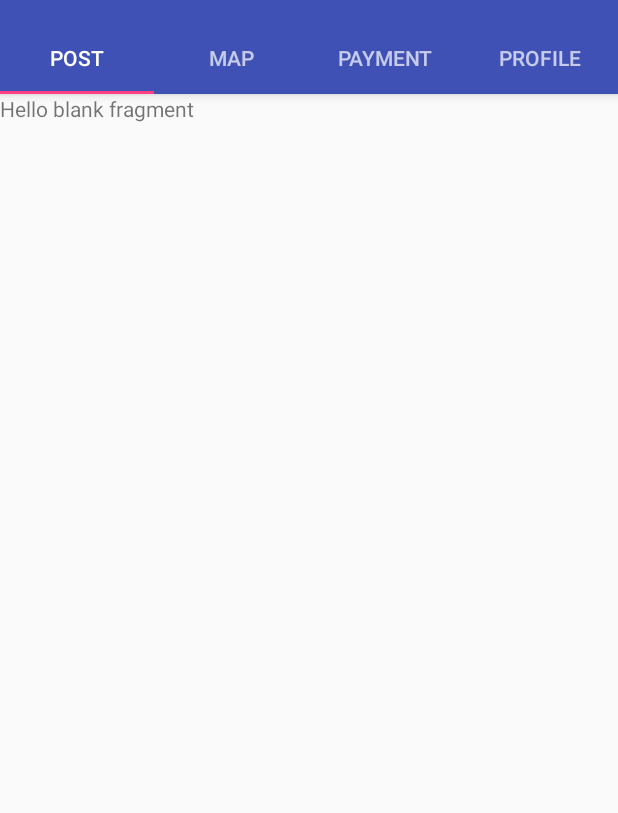
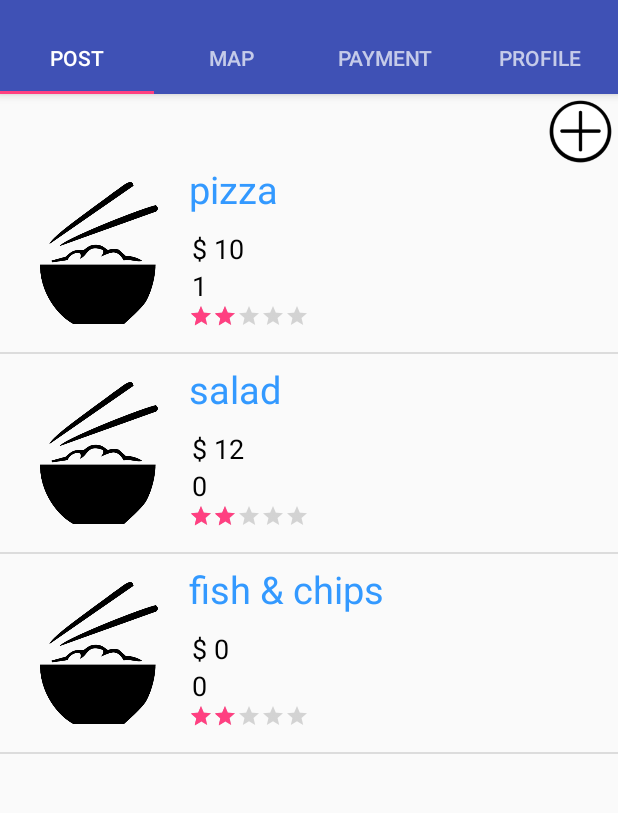
Before and after one commit to louis-xu-ustc/EasyOrder_Android, an Android app: the RetailerPostFragment screen opened directly, with no data from a screen before it, on a phone screen of 412 x 824 dp, the part 74-887 px from its top. Run offline under Robolectric (Android 15) with nearby library versions, the phone set to English and light mode, and no system bars.

Commit message:
[yunpengx]addr post fragment vie for retailer sidew

```diff
--- a/EasyOrder_Android/app/src/main/java/edu/cmu/EasyOrder_Android/DishListAdapter.java
+++ b/EasyOrder_Android/app/src/main/java/edu/cmu/EasyOrder_Android/RetailerDishListAdapter.java
@@ -14,10 +14,10 @@ import java.util.ArrayList;
  * Created by yunpengx on 7/8/17.
  */
 
-public class DishListAdapter extends ArrayAdapter<Dish> {
+public class RetailerDishListAdapter extends ArrayAdapter<Dish> {
     ArrayList<Dish> dishArrayList = new ArrayList<>();
 
-    public DishListAdapter(Context context, int textViewResourceId, ArrayList<Dish> objects) {
+    public RetailerDishListAdapter(Context context, int textViewResourceId, ArrayList<Dish> objects) {
         super(context, textViewResourceId, objects);
         dishArrayList = objects;
     }
@@ -31,16 +31,16 @@ public class DishListAdapter extends ArrayAdapter<Dish> {
     public View getView(int pos, View convertView, ViewGroup parent) {
         View v = convertView;
         LayoutInflater inflater = (LayoutInflater) getContext().getSystemService(Context.LAYOUT_INFLATER_SERVICE);
-        v = inflater.inflate(R.layout.dish_list_view, null);
+        v = inflater.inflate(R.layout.retailer_dish_list_view, null);
         Dish dish = dishArrayList.get(pos);
 
-        ImageView imageView = (ImageView) v.findViewById(R.id.dish_image);
+        ImageView imageView = (ImageView) v.findViewById(R.id.retailer_dish_image);
         imageView.setImageResource(R.drawable.default_dish_icon);
-        TextView dishName = (TextView) v.findViewById(R.id.dish_name);
+        TextView dishName = (TextView) v.findViewById(R.id.retailer_dish_name);
         dishName.setText(dish.getName());
-        TextView dishPrice = (TextView) v.findViewById(R.id.dish_price);
+        TextView dishPrice = (TextView) v.findViewById(R.id.retailer_dish_price);
         dishPrice.setText(new StringBuilder().append("$ ").append(String.valueOf(dish.getPrice())).toString());
-        TextView dishQuantity = (TextView) v.findViewById(R.id.dish_quantity);
+        TextView dishQuantity = (TextView) v.findViewById(R.id.retailer_dish_quantity);
         dishQuantity.setText(String.valueOf(dish.getQuantity()));
 
         return v;
--- a/EasyOrder_Android/app/src/main/java/edu/cmu/EasyOrder_Android/RetailerPostFragment.java
+++ b/EasyOrder_Android/app/src/main/java/edu/cmu/EasyOrder_Android/RetailerPostFragment.java
@@ -7,6 +7,10 @@ import android.support.v4.app.Fragment;
 import android.view.LayoutInflater;
 import android.view.View;
 import android.view.ViewGroup;
+import android.widget.ArrayAdapter;
+import android.widget.ListView;
+
+import java.util.ArrayList;
 
 
 /**
@@ -28,6 +32,9 @@ public class RetailerPostFragment extends Fragment {
     private String mParam2;
 
     private OnFragmentInteractionListener mListener;
+    private ArrayAdapter dishAdapter;
+    private ListView mListView;
+    ArrayList<Dish> dishArrayList;
 
     public RetailerPostFragment() {
         // Required empty public constructor
@@ -58,13 +65,20 @@ public class RetailerPostFragment extends Fragment {
             mParam1 = getArguments().getString(ARG_PARAM1);
             mParam2 = getArguments().getString(ARG_PARAM2);
         }
+        dishArrayList = new ArrayList<>();
+        //FIXME
+        fillFakeDishArrayList();
     }
 
     @Override
     public View onCreateView(LayoutInflater inflater, ViewGroup container,
                              Bundle savedInstanceState) {
         // Inflate the layout for this fragment
-        return inflater.inflate(R.layout.retailer_fragment_post, container, false);
+        View rootView = inflater.inflate(R.layout.retailer_fragment_post, container, false);
+        mListView = (ListView) rootView.findViewById(R.id.retailer_dish_list);
+        dishAdapter = new RetailerDishListAdapter(getContext(), R.layout.retailer_dish_list_view, dishArrayList);
+        mListView.setAdapter(dishAdapter);
+        return rootView;
     }
 
     // TODO: Rename method, update argument and hook method into UI event
@@ -105,4 +119,33 @@ public class RetailerPostFragment extends Fragment {
         // TODO: Update argument type and name
         void onFragmentInteraction(Uri uri);
     }
+
+    private void fillFakeDishArrayList() {
+        Dish dish1 = new Dish();
+        dish1.setName("pizza");
+        dish1.setPrice(10);
+        //FIXME
+//        dish1.setImage(ContextCompat.getDrawable(getContext(),R.drawable.pizza).toString());
+        dish1.setQuantity(1);
+        dish1.setRate(3);
+        dishArrayList.add(dish1);
+
+        Dish dish2 = new Dish();
+        dish2.setName("salad");
+        dish2.setPrice(12);
+        // FIXME
+//        dish2.setImage(ContextCompat.getDrawable(getContext(),R.drawable.salad).toString());
+        dish2.setQuantity(0);
+        dish2.setRate(4);
+        dishArrayList.add(dish2);
+
+        Dish dish3 = new Dish();
+        dish3.setName("fish & chips");
+        dish3.setPrice(0);
+        // FIXME
+//        dish2.setImage(ContextCompat.getDrawable(getContext(),R.drawable.salad).toString());
+        dish3.setQuantity(0);
+        dish3.setRate(2);
+        dishArrayList.add(dish3);
+    }
 }
--- a/EasyOrder_Android/app/src/main/res/layout/customer_fragment_post.xml
+++ b/EasyOrder_Android/app/src/main/res/layout/customer_fragment_post.xml
@@ -13,9 +13,10 @@
         android:background="@drawable/shopping_cart"/>
 
     <ListView
-        android:id="@+id/dish_list"
+        android:id="@+id/customer_dish_list"
         android:layout_width="match_parent"
         android:layout_height="match_parent"
-        android:paddingTop="40dp"></ListView>
+        android:paddingTop="40dp">
+    </ListView>
 
 </FrameLayout>
--- /dev/null
+++ b/EasyOrder_Android/app/src/main/res/layout/retailer_dish_list_view.xml
@@ -0,0 +1,62 @@
+<?xml version="1.0" encoding="utf-8"?>
+<RelativeLayout xmlns:android="http://schemas.android.com/apk/res/android"
+    android:layout_width="fill_parent"
+    android:layout_height="wrap_content"
+    android:orientation="vertical"
+    android:padding="6dip">
+
+    <ImageView
+        android:id="@+id/retailer_dish_image"
+        android:layout_width="120dp"
+        android:layout_height="120dp"
+        android:layout_centerVertical="true"
+        android:contentDescription="@string/image"
+        android:paddingLeft="10dp"
+        android:paddingRight="10dp" />
+
+    <TextView
+        android:id="@+id/retailer_dish_name"
+        android:layout_width="wrap_content"
+        android:layout_height="wrap_content"
+        android:layout_toEndOf="@+id/retailer_dish_image"
+        android:paddingBottom="10dp"
+        android:textAppearance="?android:attr/textAppearanceMedium"
+        android:textColor="#3399FF"
+        android:textSize="25sp" />
+
+    <TextView
+        android:id="@+id/retailer_dish_price"
+        android:layout_width="wrap_content"
+        android:layout_height="wrap_content"
+        android:layout_below="@+id/retailer_dish_name"
+        android:layout_toEndOf="@+id/retailer_dish_image"
+        android:paddingStart="2dp"
+        android:textAppearance="?android:attr/textAppearanceMedium"
+        android:textColor="@android:color/black"
+        android:textSize="18sp" />
+
+    <TextView
+        android:id="@+id/retailer_dish_quantity"
+        android:layout_width="wrap_content"
+        android:layout_height="wrap_content"
+        android:gravity="center_vertical"
+        android:layout_below="@+id/retailer_dish_price"
+        android:paddingStart="2dp"
+        android:layout_toEndOf="@+id/retailer_dish_image"
+        android:textAppearance="?android:attr/textAppearanceMedium"
+        android:textColor="@android:color/black"
+        android:textSize="18sp" />
+
+    <RatingBar
+        android:id="@+id/retailer_ratingBar"
+        style="?android:attr/ratingBarStyleSmall"
+        android:layout_width="wrap_content"
+        android:layout_height="wrap_content"
+        android:layout_below="@+id/retailer_dish_quantity"
+        android:layout_toEndOf="@+id/retailer_dish_image"
+        android:isIndicator="false"
+        android:numStars="5"
+        android:rating="2.0"
+        android:stepSize="1.0" />
+
+</RelativeLayout>
--- a/EasyOrder_Android/app/src/main/res/layout/retailer_fragment_post.xml
+++ b/EasyOrder_Android/app/src/main/res/layout/retailer_fragment_post.xml
@@ -4,10 +4,18 @@
     android:layout_height="match_parent"
     tools:context="edu.cmu.EasyOrder_Android.RetailerPostFragment">
 
-    <!-- TODO: Update blank fragment layout -->
-    <TextView
+    <ImageButton
+        android:id="@+id/order_confirm_button"
+        android:layout_width="50dip"
+        android:layout_height="50dip"
+        android:layout_gravity="top|end"
+        android:background="@drawable/add_circle"/>
+
+    <ListView
+        android:id="@+id/retailer_dish_list"
         android:layout_width="match_parent"
         android:layout_height="match_parent"
-        android:text="@string/hello_blank_fragment" />
+        android:paddingTop="40dp">
+    </ListView>
 
 </FrameLayout>
```
Also changed, not shown: EasyOrder_Android/app/src/main/java/edu/cmu/EasyOrder_Android/CustomerDishListAdapter.java (added, +48 -0 lines), EasyOrder_Android/app/src/main/java/edu/cmu/EasyOrder_Android/CustomerPostFragment.java (+2 -5 lines), EasyOrder_Android/app/src/main/res/layout/customer_dish_list_view.xml (renamed from EasyOrder_Android/app/src/main/res/layout/dish_list_view.xml, +11 -11 lines), EasyOrder_Android/app/src/main/res/drawable/add_circle.png (added).
